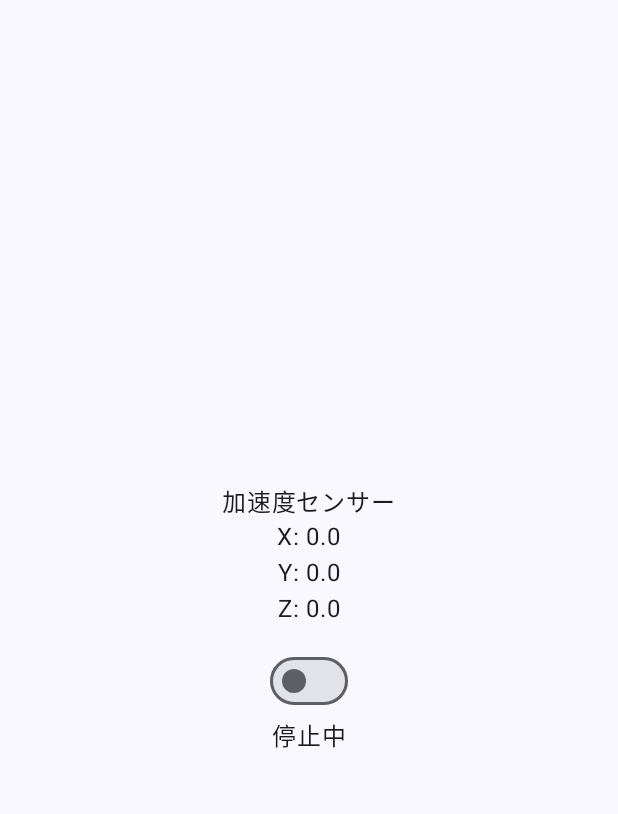
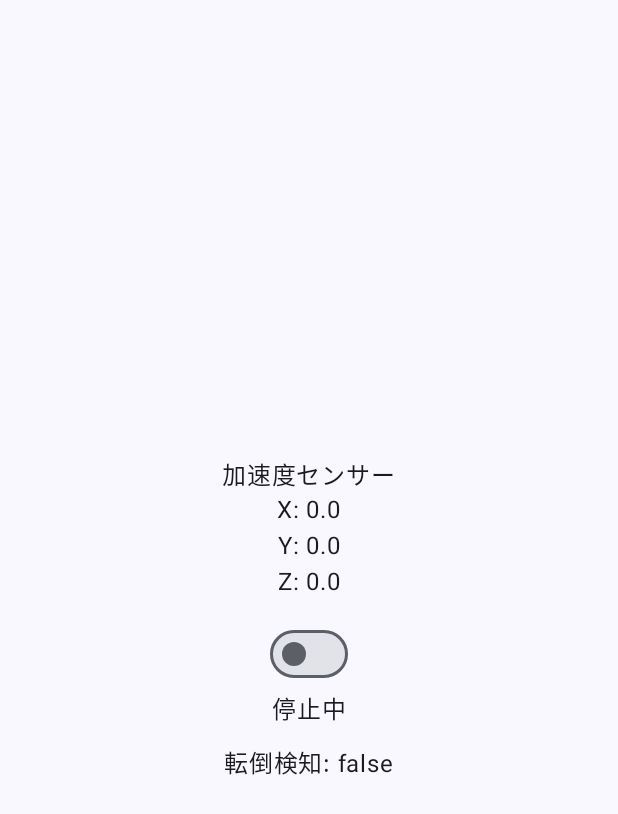
Before and after one commit to harutiro/Android_Acc_Sensing_jetpack, an Android app built with Jetpack Compose: the screen it shows after launch (MainActivity), on a phone screen of 412 x 824 dp. Shown: the top 814 px of the screen. Run offline under Robolectric (Android 15) with nearby library versions, the light colour scheme and no system bars.

Commit message:
add: 推定ができるようになった。

```diff
--- /dev/null
+++ b/app/src/main/java/io/github/harutiro/android_acc_sensing_jetpack/FallDetection.kt
@@ -0,0 +1,90 @@
+package io.github.harutiro.android_acc_sensing_jetpack
+
+import kotlin.math.sqrt
+
+/**
+ * **転倒検知クラス**
+ *
+ * このクラスは、加速度データをもとに転倒を検知する機能を提供します。
+ * 加速度の大きさ（ノルム）が **閾値（しきい値）** を超えた場合、転倒と判断します。
+ *
+ * **検出の流れ:**
+ * 1. X, Y, Z 軸の加速度データを受け取る
+ * 2. ノルム（ベクトルの大きさ）を計算する
+ * 3. 過去のデータを考慮し、ノイズを除去する
+ * 4. 一定の基準を超えた場合、転倒を検出する
+ */
+class FallDetection {
+
+    // **過去の加速度ノルムのデータを保存するリスト**
+    private val normData = mutableListOf<Double>()
+
+    // **転倒を判定するための閾値（しきい値）**
+    // この値を超えると転倒とみなす
+    private val threshold: Double = 5.0
+
+    /**
+     * **加速度データを追加し、転倒の有無を判定する**
+     *
+     * @param x X軸方向の加速度
+     * @param y Y軸方向の加速度
+     * @param z Z軸方向の加速度
+     * @return 転倒が検知された場合は `true`、そうでない場合は `false`
+     */
+    fun addAccelerationData(x: Double, y: Double, z: Double): Boolean {
+        // **1. ノルム（加速度の大きさ）を計算**
+        val norm = calculateNorm(x, y, z)
+
+        // **2. ノイズを除去（過去のデータを考慮して滑らかに）**
+        val noiseRemovedNorm = noiseRemoval(norm)
+
+        // **3. 計算したノルムをデータリストに追加**
+        normData.add(noiseRemovedNorm)
+
+        // **4. 転倒判定**
+        // 最新のデータを含む5つのノルムデータを使用して転倒を判定
+        return if (normData.size >= 5) {
+            norm >= threshold // 閾値を超えた場合、転倒と判断
+        } else {
+            false // データが十分に集まっていない場合は転倒とみなさない
+        }
+    }
+
+    /**
+     * **ノルム（加速度の大きさ）を計算する**
+     *
+     * ノルムとは、ベクトル（X, Y, Z）の大きさを表す指標です。
+     * 物体の動きの激しさを測るために使用されます。
+     *
+     * @param x X軸方向の加速度
+     * @param y Y軸方向の加速度
+     * @param z Z軸方向の加速度
+     * @return 計算されたノルムの値（加速度の大きさ）
+     */
+    private fun calculateNorm(x: Double, y: Double, z: Double): Double {
+        return sqrt(x * x + y * y + z * z) // √(x² + y² + z²)
+    }
+
+    /**
+     * **ノイズ除去処理を行う**
+     *
+     * 加速度データには、センサーの微細な誤差（ノイズ）が含まれるため、
+     * データを滑らかにするために過去のデータを考慮した平均を計算します。
+     *
+     * @param norm 現在の加速度のノルム（大きさ）
+     * @return ノイズ除去後のノルム
+     */
+    private fun noiseRemoval(norm: Double): Double {
+        return if (normData.size >= 5) {
+            // **過去5回分のデータの平均を計算してノイズを低減**
+            var sum = norm
+            for (i in normData.size - 4 until normData.size) {
+                sum += normData[i] // 過去のデータを合計
+            }
+            sum / 5 // 平均を取る
+        } else {
+            // データが十分に集まっていない場合はそのまま返す
+            norm
+        }
+    }
+}
--- a/app/src/main/java/io/github/harutiro/android_acc_sensing_jetpack/MainActivity.kt
+++ b/app/src/main/java/io/github/harutiro/android_acc_sensing_jetpack/MainActivity.kt
@@ -58,6 +58,8 @@ fun AccSensingScreen(modifier: Modifier = Modifier) {
     val sensorValues by sensorApi.sensorValues.collectAsState()
     var isRecording by remember { mutableStateOf(false) }
     var otherFileStorage by remember { mutableStateOf<OtherFileStorage?>(null) }
+    val fallDetection = remember { FallDetection() }
+    var isShaken by remember { mutableStateOf(false) }
 
     DisposableEffect(Unit) {
         sensorApi.register()
@@ -70,6 +72,12 @@ fun AccSensingScreen(modifier: Modifier = Modifier) {
         if(isRecording){
             otherFileStorage?.doLog("${sensorValues.first},${sensorValues.second},${sensorValues.third}")
         }
+
+        isShaken = fallDetection.addAccelerationData(
+            sensorValues.first.toDouble(),
+            sensorValues.second.toDouble(),
+            sensorValues.third.toDouble()
+        )
     }
 
     Column(
@@ -101,6 +109,10 @@ fun AccSensingScreen(modifier: Modifier = Modifier) {
             }
         )
         Text(if(isRecording) "記録中" else "停止中")
+
+        Spacer(modifier = Modifier.height(12.dp))
+
+        Text("転倒検知: $isShaken")
     }
 }
 
```
